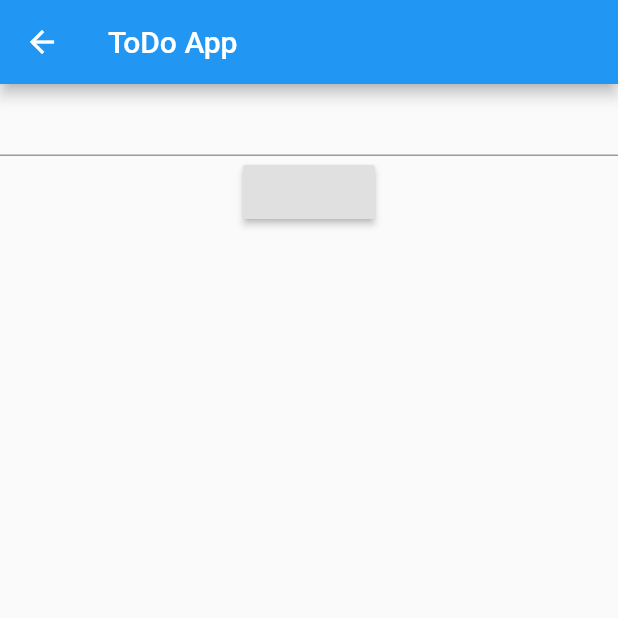
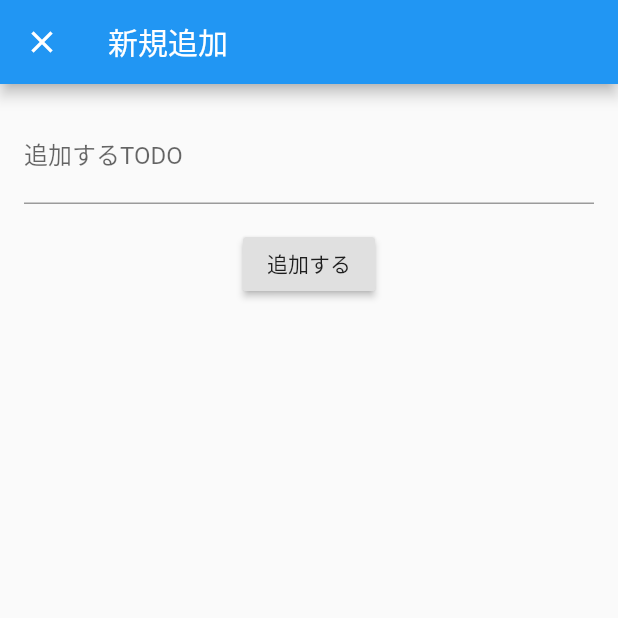
Before and after one commit to ponte1010/ToDoApp, a Flutter app: the screen it shows after launch, after a tap on the "add" icon, on a phone screen of 412 x 824 dp, the top half of it. Run offline on Flutter 3.47's test engine with Material 2 defaults, Android fonts, the phone set to English and light mode, and no system bars; our stand-ins replace cloud_firestore, firebase_core; accounts and stored records are empty.

Commit message:
[add]追加画面のUI

```diff
--- a/lib/add/add_model.dart
+++ b/lib/add/add_model.dart
@@ -1,7 +1,9 @@
-import 'package:cloud_firestore/cloud_firestore.dart';
 import 'package:flutter/material.dart';
-import 'package:todo_app/todo.dart';
 
 class AddModel extends ChangeNotifier {
+  String todoText = '';
 
+  Future add(){
+
+  }
 }
--- a/lib/add/add_page.dart
+++ b/lib/add/add_page.dart
@@ -9,14 +9,29 @@ class AddPage extends StatelessWidget {
       create: (_) => AddModel(),
       child: Scaffold(
         appBar: AppBar(
-          title: Text('ToDo App'),
+          title: Text('新規追加'),
         ),
         body: Consumer<AddModel>(builder: (context, model, child) {
-          return Column(
-            children: [
-              TextField(),
-              RaisedButton(onPressed: () {}),
-            ],
+          return Padding(
+            padding: const EdgeInsets.all(16),
+            child: Column(
+              children: [
+                TextField(
+                  decoration: InputDecoration(
+                    labelText: "追加するTODO",
+                    hintText: "例）ゴミを出す",
+                  ),
+                  onChanged: (text) {
+                    model.todoText = text;
+                  },
+                ),
+                SizedBox(
+                  height: 16,
+                ),
+                RaisedButton(child: Text('追加する'), onPressed: () {}),
+                // TODO: Firestoreに値を追加する
+              ],
+            ),
           );
         }),
       ),
--- a/lib/main.dart
+++ b/lib/main.dart
@@ -14,7 +14,7 @@ class MyApp extends StatelessWidget {
   @override
   Widget build(BuildContext context) {
     return MaterialApp(
-      title: 'ToDo App',
+      title: 'TODOアプリ',
       home: MainPage(),
     );
   }
@@ -27,7 +27,7 @@ class MainPage extends StatelessWidget {
       create: (_) => MainModel()..getTodoListRealtime(),
       child: Scaffold(
         appBar: AppBar(
-          title: Text('ToDo App'),
+          title: Text('TODOアプリ'),
         ),
         body: Consumer<MainModel>(builder: (context, model, child) {
           final todoList = model.todoList;
@@ -47,6 +47,7 @@ class MainPage extends StatelessWidget {
               context,
               MaterialPageRoute(
                 builder: (context) => AddPage(),
+                fullscreenDialog: true,
               ),
             );
           },
```
